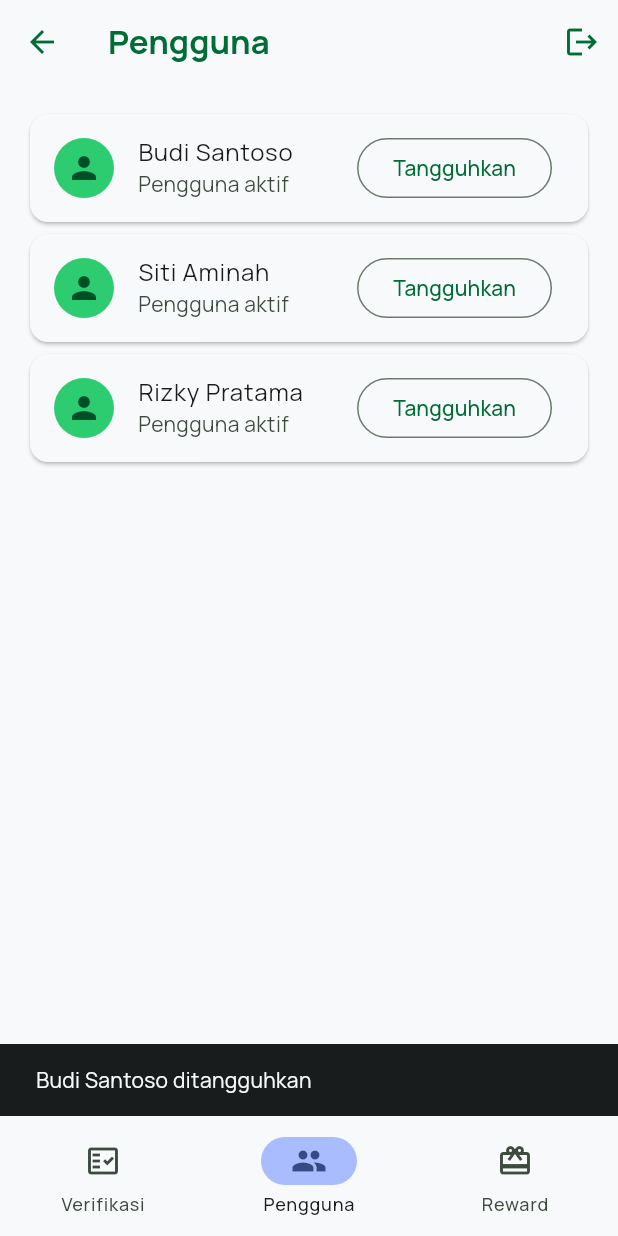
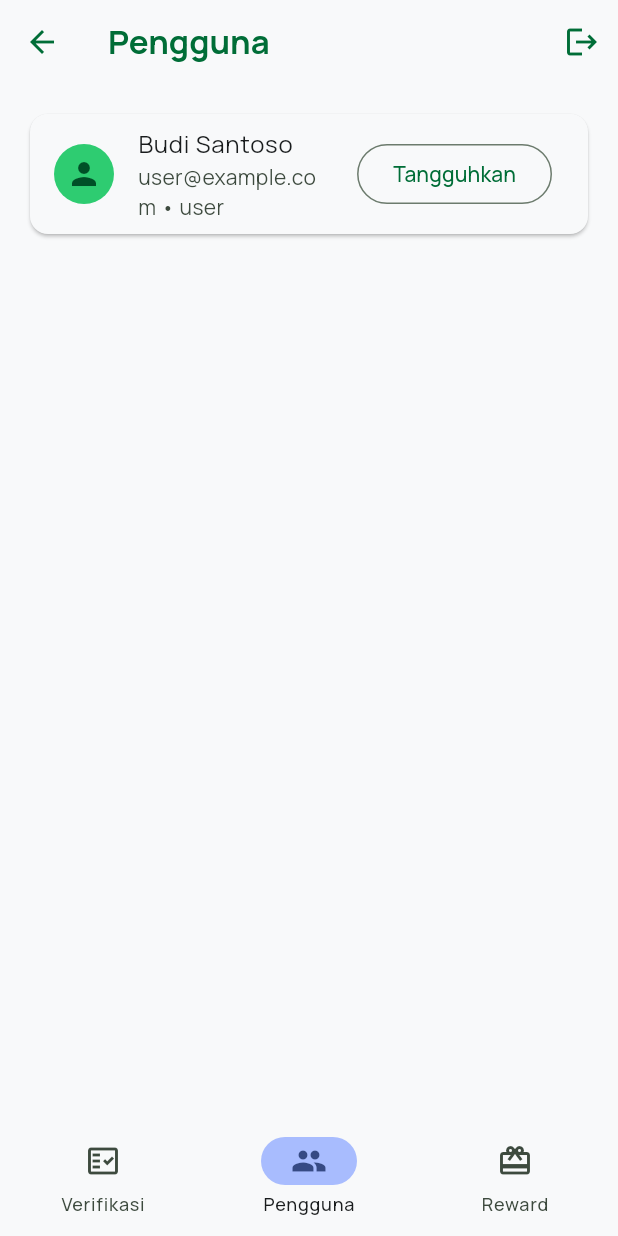
Before and after one commit to arjunsujarwo/smart-eco-bank, a Flutter app: the AdminShell screen opened directly, item 2 of the bottom bar chosen, after a tap on "Tangguhkan", on a phone screen of 412 x 824 dp. Run offline on Flutter 3.47's test engine with Material 3 defaults, Android fonts, the phone set to English and light mode, and no system bars; our stand-ins replace google_fonts, shared_preferences; accounts and stored records are empty.

Commit message:
Connect mobile admin panel to API
Co-authored-by: Copilot <223556219+Copilot@users.noreply.github.com>

```diff
--- /dev/null
+++ b/frontend-mobile/lib/models/admin_data.dart
@@ -0,0 +1,81 @@
+class AdminVerification {
+  const AdminVerification({
+    required this.id,
+    required this.userName,
+    required this.category,
+    required this.categoryId,
+    required this.weightGram,
+    required this.status,
+  });
+
+  final String id;
+  final String userName;
+  final String category;
+  final int categoryId;
+  final int weightGram;
+  final String status;
+
+  factory AdminVerification.fromJson(Map<String, dynamic> json) {
+    final user = json['user'];
+    final category = json['category'];
+    return AdminVerification(
+      id: json['id'].toString(),
+      userName: user is Map<String, dynamic>
+          ? (user['full_name'] ?? 'Pengguna').toString()
+          : 'Pengguna',
+      category: category is Map<String, dynamic>
+          ? (category['category_name'] ?? 'Sampah').toString()
+          : 'Sampah',
+      categoryId: category is Map<String, dynamic>
+          ? (category['id'] as num?)?.toInt() ?? 1
+          : 1,
+      weightGram: (json['weight_gram'] as num?)?.toInt() ?? 0,
+      status: json['status']?.toString() ?? 'pending',
+    );
+  }
+}
+
+class AdminUser {
+  const AdminUser({
+    required this.id,
+    required this.name,
+    required this.email,
+    required this.role,
+    required this.suspended,
+  });
+
+  final String id;
+  final String name;
+  final String email;
+  final String role;
+  final bool suspended;
+
+  factory AdminUser.fromJson(Map<String, dynamic> json) => AdminUser(
+        id: json['id'].toString(),
+        name: (json['full_name'] ?? 'Pengguna').toString(),
+        email: (json['email'] ?? '').toString(),
+        role: (json['role'] ?? 'user').toString(),
+        suspended: json['is_suspended'] == true,
+      );
+}
+
+class AdminReward {
+  const AdminReward({
+    required this.id,
+    required this.name,
+    required this.points,
+    required this.active,
+  });
+
+  final String id;
+  final String name;
+  final int points;
+  final bool active;
+
+  factory AdminReward.fromJson(Map<String, dynamic> json) => AdminReward(
+        id: json['id'].toString(),
+        name: (json['product_name'] ?? 'Reward').toString(),
+        points: (json['required_points'] as num?)?.toInt() ?? 0,
+        active: json['is_active'] != false && json['is_active'] != 0,
+      );
+}
--- a/frontend-mobile/lib/screens/admin/admin_shell.dart
+++ b/frontend-mobile/lib/screens/admin/admin_shell.dart
@@ -1,4 +1,6 @@
 import 'package:flutter/material.dart';
+import '../../models/admin_data.dart';
+import '../../services/api_service.dart';
 import '../../theme/app_colors.dart';
 import '../auth/login_screen.dart';
 
@@ -11,12 +13,12 @@ class AdminShell extends StatefulWidget {
 
 class _AdminShellState extends State<AdminShell> {
   int _index = 0;
+  final _api = ApiService.instance;
 
   static const _titles = ['Verifikasi Setoran', 'Pengguna', 'Reward'];
 
   @override
-  Widget build(BuildContext context) {
-    return Scaffold(
+  Widget build(BuildContext context) => Scaffold(
         appBar: AppBar(
           title: Text(_titles[_index],
               style: const TextStyle(
@@ -34,10 +36,10 @@ class _AdminShellState extends State<AdminShell> {
         ),
         body: IndexedStack(
           index: _index,
-        children: const [
-          _VerificationTab(),
-          _UsersTab(),
-          _RewardsTab(),
+          children: [
+            _VerificationTab(api: _api),
+            _UsersTab(api: _api),
+            _RewardsTab(api: _api),
           ],
         ),
         bottomNavigationBar: NavigationBar(
@@ -60,125 +62,170 @@ class _AdminShellState extends State<AdminShell> {
         ),
       );
 }
-}
 
 class _VerificationTab extends StatefulWidget {
-  const _VerificationTab();
+  const _VerificationTab({required this.api});
+  final ApiService api;
 
   @override
   State<_VerificationTab> createState() => _VerificationTabState();
 }
 
 class _VerificationTabState extends State<_VerificationTab> {
-  final _items = <String>['VRF-001 • Budi Santoso', 'VRF-002 • Siti Aminah'];
+  late Future<List<AdminVerification>> _future;
 
-  void _resolve(String item, bool approved) {
-    setState(() => _items.remove(item));
-    ScaffoldMessenger.of(context).showSnackBar(
-      SnackBar(content: Text(approved ? '$item disetujui' : '$item ditolak')),
-    );
+  @override
+  void initState() {
+    super.initState();
+    _future = widget.api.getAdminVerifications();
+  }
+
+  void _reload() =>
+      setState(() => _future = widget.api.getAdminVerifications());
+
+  Future<void> _resolve(AdminVerification item, bool approve) async {
+    try {
+      if (approve) {
+        await widget.api.approveAdminVerification(item);
+      } else {
+        await widget.api.rejectAdminVerification(item.id);
+      }
+      if (!mounted) return;
+      _reload();
+      ScaffoldMessenger.of(context).showSnackBar(SnackBar(
+          content: Text(approve ? 'Setoran disetujui' : 'Setoran ditolak')));
+    } catch (error) {
+      if (mounted) {
+        ScaffoldMessenger.of(context)
+            .showSnackBar(SnackBar(content: Text(error.toString())));
+      }
+    }
   }
 
   @override
-  Widget build(BuildContext context) => _AdminList(
-        emptyText: 'Tidak ada setoran yang menunggu verifikasi.',
-        children: _items
-            .map((item) => Card(
+  Widget build(BuildContext context) => _AsyncList<AdminVerification>(
+        future: _future,
+        emptyText: 'Tidak ada setoran menunggu verifikasi.',
+        itemBuilder: (item) => Card(
           child: ListTile(
-                    leading: const CircleAvatar(
-                        child: Icon(Icons.recycling_outlined)),
-                    title: Text(item),
-                    subtitle: const Text('Kertas • 2.5 kg • Menunggu review'),
+            leading: const CircleAvatar(child: Icon(Icons.recycling_outlined)),
+            title: Text(item.userName),
+            subtitle: Text('${item.category} • ${item.weightGram} gram'),
             trailing: PopupMenuButton<bool>(
-                      onSelected: (approved) => _resolve(item, approved),
+              onSelected: (approve) => _resolve(item, approve),
               itemBuilder: (_) => const [
                 PopupMenuItem(value: true, child: Text('Setujui')),
                 PopupMenuItem(value: false, child: Text('Tolak')),
               ],
             ),
           ),
-                ))
-            .toList(),
+        ),
       );
 }
 
 class _UsersTab extends StatefulWidget {
-  const _UsersTab();
+  const _UsersTab({required this.api});
+  final ApiService api;
 
   @override
   State<_UsersTab> createState() => _UsersTabState();
 }
 
 class _UsersTabState extends State<_UsersTab> {
-  final _users = <String>['Budi Santoso', 'Siti Aminah', 'Rizky Pratama'];
+  late Future<List<AdminUser>> _future;
 
   @override
-  Widget build(BuildContext context) => _AdminList(
-        children: _users
-            .map((user) => Card(
+  void initState() {
+    super.initState();
+    _future = widget.api.getAdminUsers();
+  }
+
+  @override
+  Widget build(BuildContext context) => _AsyncList<AdminUser>(
+        future: _future,
+        itemBuilder: (item) => Card(
           child: ListTile(
             leading: const CircleAvatar(child: Icon(Icons.person)),
-                    title: Text(user),
-                    subtitle: const Text('Pengguna aktif'),
-                    trailing: OutlinedButton(
-                      onPressed: () => ScaffoldMessenger.of(context)
-                          .showSnackBar(
-                              SnackBar(content: Text('$user ditangguhkan'))),
+            title: Text(item.name),
+            subtitle: Text('${item.email} • ${item.role}'),
+            trailing: item.suspended
+                ? const Chip(label: Text('Suspended'))
+                : OutlinedButton(
+                    onPressed: () async {
+                      await widget.api.suspendAdminUser(item.id);
+                      if (mounted) {
+                        setState(() => _future = widget.api.getAdminUsers());
+                      }
+                    },
                     child: const Text('Tangguhkan'),
                   ),
           ),
-                ))
-            .toList(),
+        ),
       );
 }
 
 class _RewardsTab extends StatefulWidget {
-  const _RewardsTab();
+  const _RewardsTab({required this.api});
+  final ApiService api;
 
   @override
   State<_RewardsTab> createState() => _RewardsTabState();
 }
 
 class _RewardsTabState extends State<_RewardsTab> {
-  final _rewards = <String>['Tumbler Reusable', 'Bibit Tanaman', 'Tas Belanja'];
+  late Future<List<AdminReward>> _future;
 
   @override
-  Widget build(BuildContext context) => _AdminList(
-        children: _rewards
-            .map((reward) => Card(
+  void initState() {
+    super.initState();
+    _future = widget.api.getAdminRewards();
+  }
+
+  @override
+  Widget build(BuildContext context) => _AsyncList<AdminReward>(
+        future: _future,
+        itemBuilder: (item) => Card(
           child: ListTile(
-                    leading: const CircleAvatar(
-                        child: Icon(Icons.card_giftcard_outlined)),
-                    title: Text(reward),
-                    subtitle: const Text('Status: Aktif • Kelola katalog'),
-                    trailing: Switch(
-                      value: true,
-                      onChanged: (_) => ScaffoldMessenger.of(context)
-                          .showSnackBar(
-                              SnackBar(content: Text('$reward diperbarui'))),
+            leading:
+                const CircleAvatar(child: Icon(Icons.card_giftcard_outlined)),
+            title: Text(item.name),
+            subtitle: Text(
+                '${item.points} poin • ${item.active ? 'Aktif' : 'Nonaktif'}'),
           ),
         ),
-                ))
-            .toList(),
       );
 }
 
-class _AdminList extends StatelessWidget {
-  const _AdminList({required this.children, this.emptyText});
+class _AsyncList<T> extends StatelessWidget {
+  const _AsyncList({
+    required this.future,
+    required this.itemBuilder,
+    this.emptyText = 'Belum ada data.',
+  });
 
-  final List<Widget> children;
-  final String? emptyText;
+  final Future<List<T>> future;
+  final Widget Function(T item) itemBuilder;
+  final String emptyText;
 
   @override
-  Widget build(BuildContext context) => ListView(
+  Widget build(BuildContext context) => FutureBuilder<List<T>>(
+        future: future,
+        builder: (context, snapshot) {
+          if (snapshot.connectionState == ConnectionState.waiting) {
+            return const Center(child: CircularProgressIndicator());
+          }
+          if (snapshot.hasError) {
+            return Center(
+                child: Padding(
+                    padding: const EdgeInsets.all(24),
+                    child: Text('Gagal memuat data: ${snapshot.error}')));
+          }
+          final items = snapshot.data ?? const [];
+          if (items.isEmpty) return Center(child: Text(emptyText));
+          return ListView(
             padding: const EdgeInsets.all(16),
-        children: children.isEmpty
-            ? [
-                Center(
-                    child: Padding(
-                        padding: const EdgeInsets.all(48),
-                        child: Text(emptyText ?? 'Belum ada data.')))
-              ]
-            : children,
+            children: items.map(itemBuilder).toList(),
+          );
+        },
       );
 }
--- a/frontend-mobile/lib/services/api_service.dart
+++ b/frontend-mobile/lib/services/api_service.dart
@@ -9,6 +9,7 @@ import '../models/reward.dart';
 import '../models/drop_location.dart';
 import '../models/app_notification.dart';
 import '../models/scan_result.dart';
+import '../models/admin_data.dart';
 
 /// ============================================================================
 /// ApiService
@@ -576,6 +577,7 @@ class ApiService {
       if (data is! List) {
         throw const FormatException('Response notifikasi API tidak valid');
       }
+
       return data.whereType<Map<String, dynamic>>().map((item) {
         return AppNotification(
           id: item['id'].toString(),
@@ -630,6 +632,96 @@ class ApiService {
         read: true,
       ),
     ];
+  }
+
+  Future<List<AdminVerification>> getAdminVerifications() async {
+    if (!isRemoteConfigured) {
+      return const [
+        AdminVerification(
+            id: 'demo-1',
+            userName: 'Budi Santoso',
+            category: 'Kertas',
+            categoryId: 1,
+            weightGram: 2500,
+            status: 'pending'),
+      ];
+    }
+    final response = await _request('admin/verification');
+    final payload = response['data'];
+    final list =
+        payload is Map<String, dynamic> ? payload['transactions'] : payload;
+    if (list is! List)
+      throw const FormatException('Data verifikasi tidak valid');
+    return list
+        .whereType<Map<String, dynamic>>()
+        .map(AdminVerification.fromJson)
+        .where((item) => item.status == 'pending')
+        .toList();
+  }
+
+  Future<void> approveAdminVerification(AdminVerification item) async {
+    if (!isRemoteConfigured) return;
+    final response = await _request('admin/verification/${item.id}/approve',
+        method: 'POST',
+        body: {
+          'product_name': item.category,
+          'category_id': item.categoryId,
+          'weight_gram': item.weightGram,
+        });
+    if (response['success'] != true) {
+      throw Exception('Gagal menyetujui setoran');
+    }
+  }
+
+  Future<void> rejectAdminVerification(String id) async {
+    if (!isRemoteConfigured) return;
+    await _request('admin/verification/$id/reject',
+        method: 'POST',
+        body: {'rejection_reason': 'Tidak memenuhi standar verifikasi'});
+  }
+
+  Future<List<AdminUser>> getAdminUsers() async {
+    if (!isRemoteConfigured) {
+      return const [
+        AdminUser(
+            id: 'demo-1',
+            name: 'Budi Santoso',
+            email: 'user@example.com',
+            role: 'user',
+            suspended: false),
+      ];
+    }
+    final response = await _request('admin/users');
+    final payload = response['data'];
+    final list = payload is Map<String, dynamic> ? payload['users'] : payload;
+    if (list is! List) throw const FormatException('Data pengguna tidak valid');
+    return list
+        .whereType<Map<String, dynamic>>()
+        .map(AdminUser.fromJson)
+        .toList();
+  }
+
+  Future<void> suspendAdminUser(String id) async {
+    if (!isRemoteConfigured) return;
+    await _request('admin/users/$id/suspend', method: 'POST');
+  }
+
+  Future<List<AdminReward>> getAdminRewards() async {
+    if (!isRemoteConfigured) {
+      return const [
+        AdminReward(
+            id: 'demo-1', name: 'Tumbler Reusable', points: 500, active: true),
+      ];
+    }
+    final response = await _request('admin/rewards');
+    final payload = response['data'];
+    final list =
+        payload is Map<String, dynamic> ? payload['products'] : payload;
+    if (list is! List) throw const FormatException('Data reward tidak valid');
+    return list
+        .whereType<Map<String, dynamic>>()
+        .map(AdminReward.fromJson)
+        .toList();
   }
 
   // ==========================================================================
```
Lines whose indentation alone changed are shown as unchanged.
